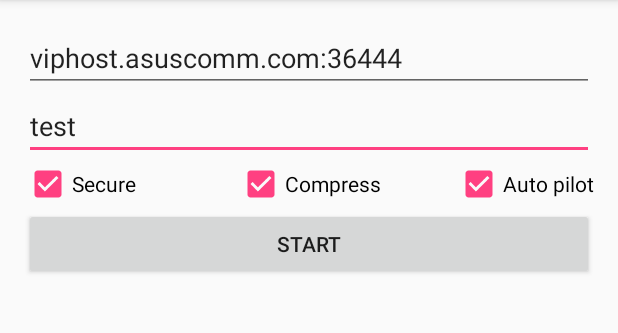
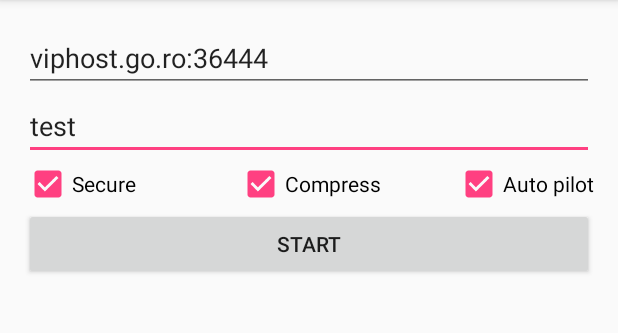
Before and after one commit to vipalade/bubbles, an Android app: the screen it shows after launch (MainActivity), on a phone screen of 412 x 824 dp, the part 84-417 px from its top. Run offline under Robolectric (Android 15) with nearby library versions, the phone set to English and light mode, and no system bars.

Commit message:
work: use the new server url on android app too

```diff
--- a/client/android/bubbles/app/src/main/res/values/strings.xml
+++ b/client/android/bubbles/app/src/main/res/values/strings.xml
@@ -1,6 +1,6 @@
 <resources>
     <string name="app_name">Bubbles</string>
-    <string name="default_server_endpoint">viphost.asuscomm.com:36444</string>
+    <string name="default_server_endpoint">viphost.go.ro:36444</string>
     <string name="test_room">test</string>
     <string name="secure_connection">Secure</string>
     <string name="compress_connection">Compress</string>
```
